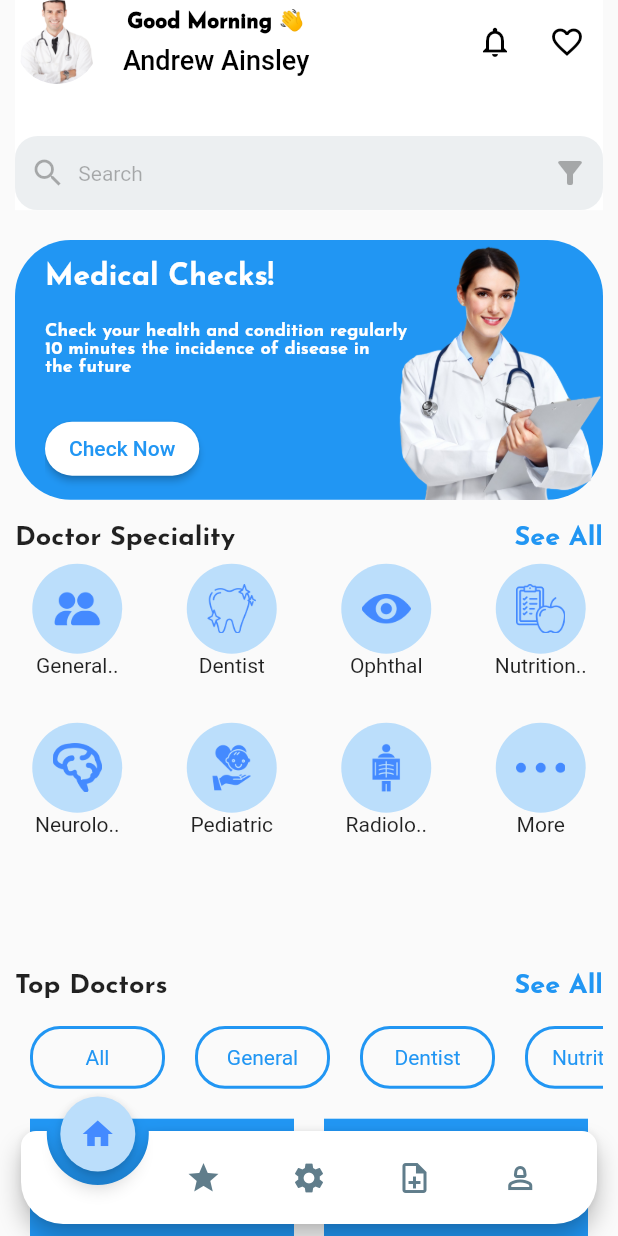
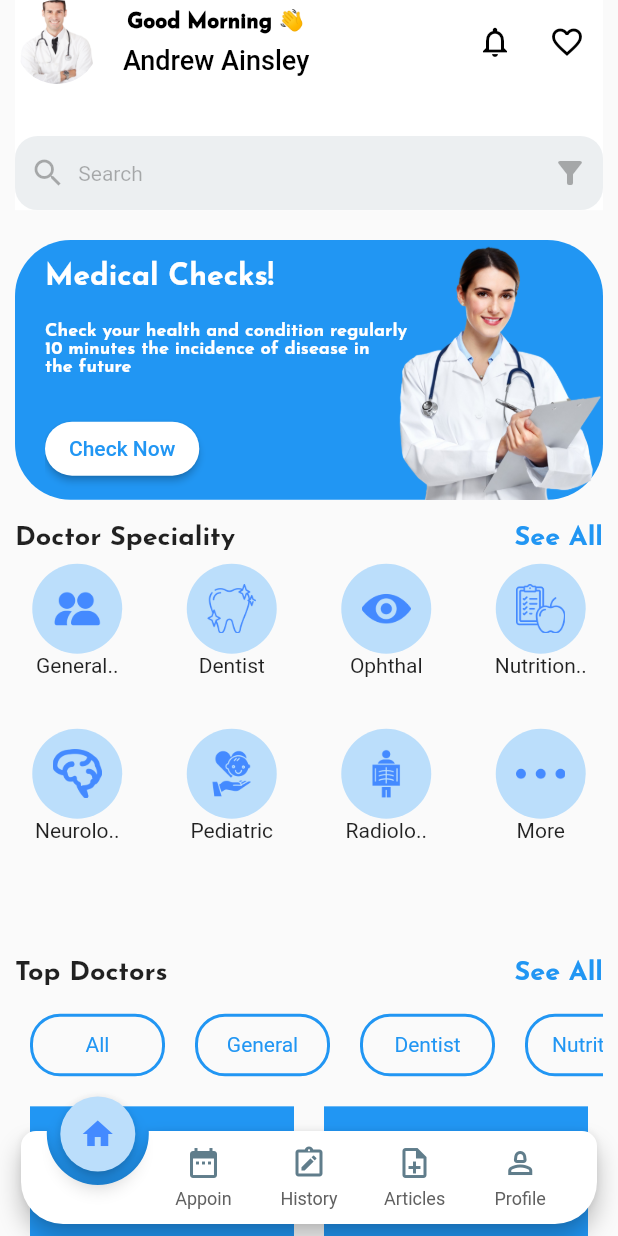
Before and after one commit to kevin-donga/doctor, a Flutter app: the BottomNavBar screen opened directly, on a phone screen of 412 x 824 dp. Run offline on Flutter 3.47's test engine with Material 2 defaults, Android fonts, the phone set to English and light mode, and no system bars; drawn by our look-alikes of animated_notch_bottom_bar; our stand-ins replace firebase_auth, firebase_core, get, pinput, shared_preferences and 1 more; missing offline and left inert: dart:ffi; accounts and stored records are empty.

```diff
--- a/lib/screens/articles_screen/articles_screen.dart
+++ b/lib/screens/articles_screen/articles_screen.dart
@@ -11,8 +11,8 @@ class _ArticleScreenState extends State<ArticleScreen> {
   @override
   Widget build(BuildContext context) {
     return const Scaffold(
-      body: Column(
-
+      body: Center(
+child: Text('Artiles'),
       ),
     );
   }
--- a/lib/screens/book_appoinment/book_appointment_screen.dart
+++ b/lib/screens/book_appoinment/book_appointment_screen.dart
@@ -9,12 +9,12 @@ class BookAppointment extends StatelessWidget {
   @override
   Widget build(BuildContext context) {
     Get.put(BookAppointmentController());
-    return SafeArea(
-      child: Scaffold(
+    return Scaffold(
       body: Padding(
         padding: const EdgeInsets.all(8.0),
         child: Column(
           children: [
+            SizedBox(height: Get.height*0.04,),
            datePickerText(),
             datePicker(),
             timePicker(),
@@ -23,7 +23,6 @@ class BookAppointment extends StatelessWidget {
           ],
         ),
       ),
-      ),
     );
   }
 }
--- a/lib/screens/book_appoinment/book_appointment_widget.dart
+++ b/lib/screens/book_appoinment/book_appointment_widget.dart
@@ -11,7 +11,8 @@ import 'package:get/get.dart';
 import 'package:syncfusion_flutter_datepicker/datepicker.dart';
 
 import '../../common_widget/common_elevated_button.dart';
-
+double h=Get.height;
+double w=Get.width;
 Widget datePickerText() {
   return GetBuilder<BookAppointmentController>(builder: (controller) {
     return Column(
--- a/lib/screens/bottom_navbar/bottom_navbar.dart
+++ b/lib/screens/bottom_navbar/bottom_navbar.dart
@@ -1,6 +1,7 @@
 import 'dart:developer';
 
 import 'package:animated_notch_bottom_bar/animated_notch_bottom_bar/animated_notch_bottom_bar.dart';
+import 'package:doctor/utils/string_res.dart';
 import 'package:flutter/material.dart';
 import 'package:get/get.dart';
 
@@ -15,88 +16,44 @@ class BottomNavBar extends StatelessWidget {
     return SafeArea(
       top: false,
       child: Scaffold(
-        body: GetBuilder<BottomNavBarController>(builder: (controller) {
+        body: GetBuilder<BottomNavBarController>(
+            id: 'BottomNavBarController',
+            builder: (controller) {
               return PageView(
                 controller: controller.pageController,
                 physics: const NeverScrollableScrollPhysics(),
-            children: List.generate(
-                controller.screen.length, (index) => controller.screen[index]),
+                children: List.generate(controller.screen.length,
+                    (index) => controller.screen[index]),
               );
             }),
         extendBody: true,
         bottomNavigationBar: GetBuilder<BottomNavBarController>(
+          // id: 'BottomNavBarController',
           builder: (controller) {
             return (controller.screen.length <= controller.maxCount)
                 ? AnimatedNotchBottomBar(
                     notchBottomBarController: controller.notchController,
                     color: Colors.white,
-                    showLabel: false,
+                    showLabel: true,
                     notchColor: Colors.blue.shade100,
                     removeMargins: false,
                     bottomBarWidth: 500,
                     durationInMilliSeconds: 300,
-                    bottomBarItems: const [
-                      BottomBarItem(
+                    bottomBarItems: List.generate(
+                      controller.bottomItem.length,
+                      (index) => BottomBarItem(
                         inActiveItem: Icon(
-                          Icons.home_outlined,
+                          controller.bottomItem[index]['inactivateIcon'],
                           color: Colors.blueGrey,
                         ),
                         activeItem: Icon(
-                          Icons.home,
+                          controller.bottomItem[index]['ActivateIcon'],
                           color: Colors.blueAccent,
                         ),
-                        itemLabel: 'Page 1',
+                        itemLabel: controller.bottomItem[index]['text'],
                       ),
-                      BottomBarItem(
-                        inActiveItem: Icon(
-                          Icons.star,
-                          color: Colors.blueGrey,
                     ),
-                        activeItem: Icon(
-                          Icons.star,
-                          color: Colors.blueAccent,
-                        ),
-                        itemLabel: 'Page 2',
-                      ),
-                      BottomBarItem(
-                        inActiveItem: Icon(
-                          Icons.settings,
-                          color: Colors.blueGrey,
-                        ),
-                        activeItem: Icon(
-                          Icons.settings,
-                          color: Colors.blueAccent,
-                        ),
-                        itemLabel: 'Page 4',
-                      ),
-                      BottomBarItem(
-                        inActiveItem: Icon(
-                          Icons.note_add_outlined,
-                          color: Colors.blueGrey,
-                        ),
-                        activeItem: Icon(
-                          Icons.note_add_rounded,
-                          color: Colors.blueAccent,
-                        ),
-                        itemLabel: 'Page 5',
-                      ),
-                      BottomBarItem(
-                        inActiveItem: Icon(
-                          Icons.person_2_outlined,
-                          color: Colors.blueGrey,
-                        ),
-                        activeItem: Icon(
-                          Icons.person,
-                          color: Colors.blueAccent,
-                        ),
-                        itemLabel: 'Page 5',
-                      ),
-                    ],
-                    onTap: (index) {
-                      log('current selected index $index');
-                      controller.pageController.jumpToPage(index);
-                    },
-                  )
+                    onTap: controller.onTapBotomBar)
                 : const CircularProgressIndicator();
           },
         ),
--- a/lib/screens/bottom_navbar/bottom_navbar_controller.dart
+++ b/lib/screens/bottom_navbar/bottom_navbar_controller.dart
@@ -6,28 +6,34 @@ import 'package:get/get.dart';
 
 import '../articles_screen/articles_screen.dart';
 import '../history_screen/history_screen.dart';
+import '../profile_screen/profile_screen.dart';
 import '../review/review_screen.dart';
 
 class BottomNavBarController extends GetxController {
-  List<Map> bottom = [
+  List<Map> bottomItem = [
     {
-      'icon': Icons.home,
+      'inactivateIcon': Icons.home_outlined,
+      'ActivateIcon': Icons.home,
       'text': 'Home',
     },
     {
-      'icon': Icons.date_range,
-      'text': 'Appointme..',
+      'inactivateIcon': Icons.date_range,
+      'ActivateIcon': Icons.date_range_outlined,
+      'text': 'Appoin',
     },
     {
-      'icon': Icons.note_alt_rounded,
+      'inactivateIcon': Icons.note_alt_outlined,
+      'ActivateIcon': Icons.note_alt_rounded,
       'text': 'History',
     },
     {
-      'icon': Icons.note_outlined,
+      'inactivateIcon': Icons.note_add_outlined,
+      'ActivateIcon': Icons.note_add_rounded,
       'text': 'Articles',
     },
     {
-      'icon': Icons.person,
+      'inactivateIcon': Icons.person_2_outlined,
+      'ActivateIcon': Icons.person,
       'text': 'Profile',
     },
   ];
@@ -36,9 +42,16 @@ class BottomNavBarController extends GetxController {
     const BookAppointment(),
     const HistoryScreen(),
     const ArticleScreen(),
-    const ReviewScreen(),
+    const ProfileScreen(),
   ];
   final pageController = PageController(initialPage: 0);
   final notchController = NotchBottomBarController(index: 0);
   int maxCount = 5;
+   void onTapBotomBar(index)
+   {
+     update(['BottomNavBarController']);
+     log('current selected index $index');
+     pageController.jumpToPage(index);
+
+   }
 }
--- a/lib/screens/home_screen/home_screen.dart
+++ b/lib/screens/home_screen/home_screen.dart
@@ -66,7 +66,7 @@ class _HomeScreenState extends State<HomeScreen> {
                   },
                   child: commonContainer(
                     padding: const EdgeInsets.all(10),
-                    height: Get.height*0.06,
+                    height: Get.height * 0.06,
                     width: double.infinity,
                     decoration: BoxDecoration(
                       color: Colors.blueGrey.shade50,
@@ -97,7 +97,7 @@ class _HomeScreenState extends State<HomeScreen> {
                   ),
                 ),
               ),
-              expandedHeight: Get.height*0.170,
+              expandedHeight: Get.height * 0.170,
               foregroundColor: Colors.black,
               backgroundColor: Colors.white,
               actions: <Widget>[
@@ -113,11 +113,10 @@ class _HomeScreenState extends State<HomeScreen> {
                 ),
               ],
             ),
-            SliverFillRemaining(
-              child: Scaffold(
-                body: SingleChildScrollView(
-                  child: Column(children: [
-                    const SizedBox(
+            SliverList(
+              delegate: SliverChildListDelegate(
+                [
+                  SizedBox(
                     height: 20,
                   ),
                   onBoardingContainer(),
@@ -129,7 +128,7 @@ class _HomeScreenState extends State<HomeScreen> {
                     height: h * 0.01,
                   ),
                   SizedBox(
-                      height: h * 0.28,
+                    height: h * 0.27,
                     child: doctorSpecGridView(),
                   ),
                   SizedBox(
@@ -144,9 +143,8 @@ class _HomeScreenState extends State<HomeScreen> {
                     width: w,
                     child: topDoctorsTab(),
                   ),
-                    topDoctorsField()
-                  ]),
-                ),
+                  topDoctorsField(),
+                ],
               ),
             ),
           ],
--- a/lib/screens/home_screen/home_screen_widget.dart
+++ b/lib/screens/home_screen/home_screen_widget.dart
@@ -109,9 +109,9 @@ Widget doctorSpecGridView() {
       crossAxisCount: 4,
       mainAxisSpacing: 30,
       crossAxisSpacing: 20,
-      mainAxisExtent:76,
+      mainAxisExtent:80,
     ),
-    itemCount: 8,
+    itemCount: doctorSpecGridViewList.length,
     itemBuilder: (context, index) => Column(
       children: [
         CircleAvatar(
--- a/lib/screens/profile_screen/profile_screen.dart
+++ b/lib/screens/profile_screen/profile_screen.dart
@@ -15,12 +15,12 @@ class _ProfileScreenState extends State<ProfileScreen> {
   @override
   Widget build(BuildContext context) {
     Get.put(ProfileController());
-    return SafeArea(
-      child: Scaffold(
+    return Scaffold(
       body: Padding(
         padding: const EdgeInsets.all(8.0),
         child: Column(
           children: [
+            SizedBox(height: Get.height*0.04,),
             customAppbar(),
             SizedBox(height: Get.height*0.04,),
             profileImage(),
@@ -31,7 +31,6 @@ class _ProfileScreenState extends State<ProfileScreen> {
           ],
         ),
       ),
-      ),
     );
   }
 }
--- a/lib/screens/profile_screen/profile_screen_widget.dart
+++ b/lib/screens/profile_screen/profile_screen_widget.dart
@@ -11,7 +11,7 @@ Widget customAppbar() {
   return Row(
     children: [
       Container(
-        height: Get.height * 0.05,
+        height: Get.height * 0.06,
         width: Get.width * 0.14,
         decoration: BoxDecoration(
           borderRadius: BorderRadius.circular(40),
@@ -97,7 +97,7 @@ Widget listview() {
     builder: (controller) {
       return Expanded(
         child: ListView.builder(
-          physics: const BouncingScrollPhysics(),
+          physics: const NeverScrollableScrollPhysics(),
           itemCount: profileList.length,
           itemBuilder: (context, index) => Row(
             children: [
--- a/lib/utils/string_res.dart
+++ b/lib/utils/string_res.dart
@@ -125,4 +125,11 @@ static const nextText='Next';
   static const descriptionText='My pleasure,All the best for....';
   static const dayText='Today,';
   static const historyOfTimeText='10:00 AM';
+//---------BottomBar Screen---------
+static const page1='Home';
+static const page2='Appoin..';
+static const page3='History';
+static const page4='Articles';
+static const page5='Profile';
+
 }
```
Lines whose indentation alone changed are shown as unchanged.
